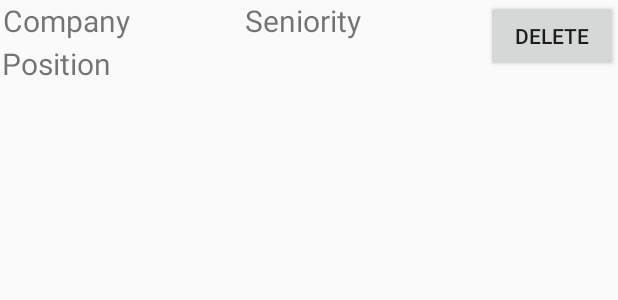
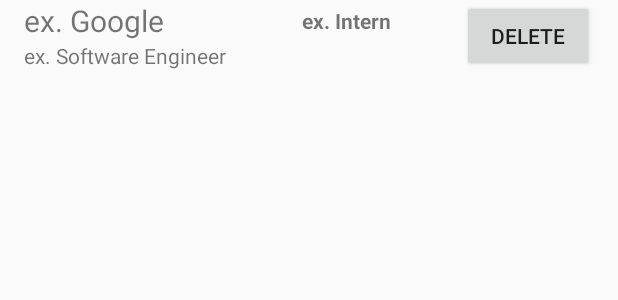
Before and after one commit to hyunjoon99/Applied, an Android app: the layout item_application.xml on its own in the app's theme, with its tools: preview values and no code run, on a phone screen of 412 x 824 dp. Shown: the top 300 px of the screen. Run offline under Robolectric (Android 15) with nearby library versions, the phone set to English and light mode, and no system bars.

Commit message:
item_applicatin cleaned up a little

```diff
--- a/app/src/main/java/com/example/applied/MainActivity.kt
+++ b/app/src/main/java/com/example/applied/MainActivity.kt
@@ -164,9 +164,13 @@ class MainActivity : AppCompatActivity() {
         db.close()
         updateUI()
 
-        // show message that application was added
+        // show message that application was deleted
         Snackbar.make(view, "Application Deleted", Snackbar.LENGTH_LONG)
             .setAction("Action", null).show()
+    }
+
+    fun editApplication(view: View) {
+
     }
 
     override fun onCreateOptionsMenu(menu: Menu): Boolean {
--- a/app/src/main/res/layout/dialog_application_add.xml
+++ b/app/src/main/res/layout/dialog_application_add.xml
@@ -18,7 +18,8 @@
         app:layout_constraintHorizontal_bias="0.497"
         app:layout_constraintStart_toStartOf="parent"
         app:layout_constraintTop_toTopOf="parent"
-        app:layout_constraintVertical_bias="0.215" />
+        app:layout_constraintVertical_bias="0.215"
+        android:autofillHints="" />
 
     <EditText
         android:id="@+id/editTextSeniority"
@@ -32,7 +33,8 @@
         app:layout_constraintHorizontal_bias="0.497"
         app:layout_constraintStart_toStartOf="parent"
         app:layout_constraintTop_toBottomOf="@+id/editTextCompany"
-        app:layout_constraintVertical_bias="0.123" />
+        app:layout_constraintVertical_bias="0.123"
+        android:autofillHints="" />
 
     <EditText
         android:id="@+id/editTextPosition"
@@ -46,7 +48,8 @@
         app:layout_constraintHorizontal_bias="0.497"
         app:layout_constraintStart_toStartOf="parent"
         app:layout_constraintTop_toBottomOf="@+id/editTextSeniority"
-        app:layout_constraintVertical_bias="0.164" />
+        app:layout_constraintVertical_bias="0.164"
+        android:autofillHints="" />
 
     <TextView
         android:id="@+id/textViewCompany"
--- a/app/src/main/res/layout/item_application.xml
+++ b/app/src/main/res/layout/item_application.xml
@@ -1,47 +1,10 @@
 <?xml version="1.0" encoding="utf-8"?>
 <RelativeLayout xmlns:android="http://schemas.android.com/apk/res/android"
+    xmlns:app="http://schemas.android.com/apk/res-auto"
     android:layout_width="match_parent"
     android:layout_height="match_parent"
-    android:layout_gravity="center_vertical">
-
-    <TextView
-        android:id="@+id/application_company"
-        android:layout_width="151dp"
-        android:layout_height="wrap_content"
-        android:layout_alignParentStart="true"
-        android:layout_alignParentLeft="true"
-        android:layout_marginStart="2dp"
-        android:layout_marginLeft="2dp"
-        android:text="@string/company"
-        android:textSize="20sp" />
-
-    <TextView
-        android:id="@+id/application_position"
-        android:layout_width="321dp"
-        android:layout_height="wrap_content"
-        android:layout_below="@+id/application_seniority"
-        android:layout_alignParentStart="true"
-        android:layout_alignParentLeft="true"
-        android:layout_marginStart="1dp"
-        android:layout_marginLeft="1dp"
-        android:layout_marginTop="1dp"
-        android:text="@string/position"
-        android:textSize="20sp" />
-
-    <TextView
-        android:id="@+id/application_seniority"
-        android:layout_width="144dp"
-        android:layout_height="wrap_content"
-        android:layout_marginStart="10dp"
-        android:layout_marginLeft="10dp"
-        android:layout_marginEnd="16dp"
-        android:layout_marginRight="16dp"
-        android:layout_toStartOf="@+id/application_delete"
-        android:layout_toLeftOf="@+id/application_delete"
-        android:layout_toEndOf="@+id/application_company"
-        android:layout_toRightOf="@+id/application_company"
-        android:text="@string/seniority"
-        android:textSize="20sp" />
+    android:paddingLeft="16dp"
+    android:paddingRight="16dp">
 
     <Button
         android:id="@+id/application_delete"
@@ -53,4 +16,53 @@
         android:layout_marginRight="0dp"
         android:onClick="deleteApplication"
         android:text="Delete" />
+
+    <TextView
+        android:id="@+id/application_company"
+        android:layout_width="195dp"
+        android:layout_height="wrap_content"
+        android:layout_alignParentStart="true"
+        android:layout_alignParentLeft="true"
+        android:layout_alignParentEnd="true"
+        android:layout_alignParentRight="true"
+        android:layout_marginStart="0dp"
+        android:layout_marginLeft="0dp"
+        android:layout_marginEnd="200dp"
+        android:layout_marginRight="200dp"
+        android:text="@string/ex_google"
+        android:textSize="20sp" />
+
+    <TextView
+        android:id="@+id/application_position"
+        android:layout_width="297dp"
+        android:layout_height="wrap_content"
+        android:layout_below="@+id/application_company"
+        android:layout_alignParentStart="true"
+        android:layout_alignParentLeft="true"
+        android:layout_alignParentEnd="true"
+        android:layout_alignParentRight="true"
+        android:layout_marginStart="0dp"
+        android:layout_marginLeft="0dp"
+        android:layout_marginTop="0dp"
+        android:layout_marginEnd="98dp"
+        android:layout_marginRight="98dp"
+        android:text="@string/ex_software_engineer" />
+
+    <TextView
+        android:id="@+id/application_seniority"
+        android:layout_width="111dp"
+        android:layout_height="wrap_content"
+        android:layout_alignParentStart="true"
+        android:layout_alignParentLeft="true"
+        android:layout_alignParentTop="true"
+        android:layout_alignParentEnd="true"
+        android:layout_alignParentRight="true"
+        android:layout_marginStart="185dp"
+        android:layout_marginLeft="185dp"
+        android:layout_marginTop="4dp"
+        android:layout_marginEnd="99dp"
+        android:layout_marginRight="99dp"
+        android:text="@string/ex_intern"
+        android:textStyle="bold" />
+
 </RelativeLayout>
```
